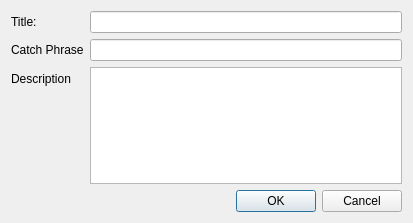
Qt form gamedialog.ui (obiwankennedy/rcm) before a commit.
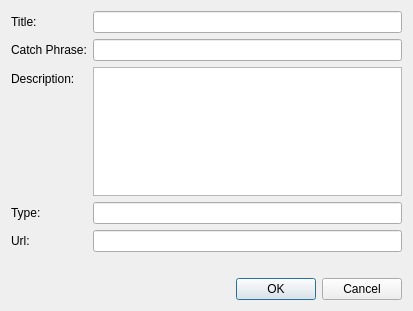
The same form after that commit.

Commit message: -adding picture management for game.

What changed in the file:
```diff
--- a/gamedialog.ui
+++ b/gamedialog.ui
@@ -10,7 +10,7 @@
     <x>0</x>
     <y>0</y>
     <width>413</width>
-    <height>223</height>
+    <height>311</height>
    </rect>
   </property>
   <property name="windowTitle">
@@ -32,7 +32,7 @@
      <item row="1" column="0">
       <widget class="QLabel" name="label_2">
        <property name="text">
-        <string>Catch Phrase</string>
+        <string>Catch Phrase:</string>
        </property>
       </widget>
      </item>
@@ -42,15 +42,42 @@
      <item row="2" column="0">
       <widget class="QLabel" name="label_3">
        <property name="text">
-        <string>Description</string>
+        <string>Description:</string>
        </property>
       </widget>
      </item>
      <item row="2" column="1">
       <widget class="QTextEdit" name="m_descriptionEdit"/>
      </item>
+     <item row="3" column="0">
+      <widget class="QLabel" name="label_4">
+       <property name="text">
+        <string>Type:</string>
+       </property>
+      </widget>
+     </item>
+     <item row="3" column="1">
+      <widget class="QLineEdit" name="m_typeEdit"/>
+     </item>
+     <item row="4" column="0">
+      <widget class="QLabel" name="label_5">
+       <property name="text">
+        <string>Url:</string>
+       </property>
+      </widget>
+     </item>
+     <item row="4" column="1">
+      <widget class="QLineEdit" name="m_urlEdit"/>
+     </item>
     </layout>
    </item>
+   <item>
+    <widget class="QLabel" name="m_picture">
+     <property name="text">
+      <string/>
+     </property>
+    </widget>
+   </item>
    <item>
     <widget class="QDialogButtonBox" name="buttonBox">
      <property name="orientation">
```
The commit also changes 19 other files.
